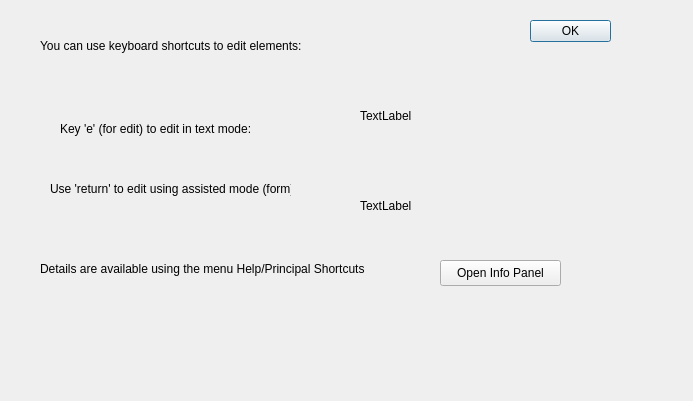
lbellonda/qxmledit, file src/modules/style/infoonkeyboardshortcutsdialog.ui: the form before one commit.
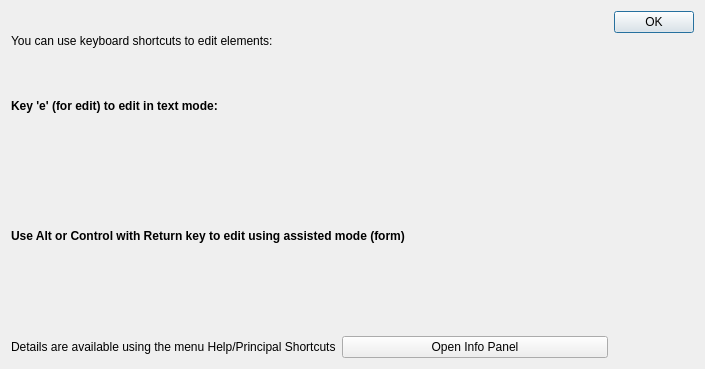
The form after the commit. Icons and pictures are not drawn.

Patch:
```diff
--- a/src/modules/style/infoonkeyboardshortcutsdialog.ui
+++ b/src/modules/style/infoonkeyboardshortcutsdialog.ui
@@ -6,8 +6,8 @@
    <rect>
     <x>0</x>
     <y>0</y>
-    <width>693</width>
-    <height>401</height>
+    <width>705</width>
+    <height>369</height>
    </rect>
   </property>
   <property name="windowTitle">
@@ -17,113 +17,127 @@
    <iconset resource="../../risorse.qrc">
     <normaloff>:/icon/images/icon.png</normaloff>:/icon/images/icon.png</iconset>
   </property>
-  <widget class="QDialogButtonBox" name="buttonBox">
-   <property name="geometry">
-    <rect>
-     <x>530</x>
-     <y>20</y>
-     <width>81</width>
-     <height>51</height>
-    </rect>
-   </property>
-   <property name="orientation">
-    <enum>Qt::Vertical</enum>
-   </property>
-   <property name="standardButtons">
-    <set>QDialogButtonBox::Ok</set>
-   </property>
-  </widget>
+  <layout class="QHBoxLayout" name="horizontalLayout_4">
+   <item>
+    <layout class="QVBoxLayout" name="verticalLayout">
+     <item>
   <widget class="QLabel" name="label">
-   <property name="geometry">
-    <rect>
-     <x>40</x>
-     <y>20</y>
-     <width>381</width>
-     <height>51</height>
-    </rect>
-   </property>
    <property name="text">
     <string>You can use keyboard shortcuts to edit elements:</string>
    </property>
   </widget>
+     </item>
+     <item>
   <widget class="QLabel" name="label_2">
-   <property name="geometry">
-    <rect>
-     <x>60</x>
-     <y>120</y>
-     <width>241</width>
-     <height>18</height>
-    </rect>
+       <property name="font">
+        <font>
+         <weight>75</weight>
+         <bold>true</bold>
+        </font>
    </property>
    <property name="text">
     <string>Key 'e' (for edit) to edit in text mode:</string>
    </property>
   </widget>
-  <widget class="QLabel" name="label_3">
-   <property name="geometry">
-    <rect>
-     <x>50</x>
-     <y>180</y>
-     <width>241</width>
-     <height>18</height>
-    </rect>
-   </property>
-   <property name="text">
-    <string>Use 'return' to edit using assisted mode (form)</string>
-   </property>
-  </widget>
+     </item>
+     <item>
+      <layout class="QHBoxLayout" name="horizontalLayout">
+       <item>
+        <spacer name="horizontalSpacer">
+         <property name="orientation">
+          <enum>Qt::Horizontal</enum>
+         </property>
+         <property name="sizeHint" stdset="0">
+          <size>
+           <width>40</width>
+           <height>20</height>
+          </size>
+         </property>
+        </spacer>
+       </item>
+       <item>
   <widget class="QLabel" name="label_4">
-   <property name="geometry">
-    <rect>
-     <x>360</x>
-     <y>90</y>
-     <width>141</width>
-     <height>51</height>
-    </rect>
-   </property>
+         <property name="text">
+          <string/>
+         </property>
+         <property name="pixmap">
+          <pixmap resource="../../risorse.qrc">:/help/images/sample.editor.png</pixmap>
+         </property>
+        </widget>
+       </item>
+      </layout>
+     </item>
+     <item>
+      <widget class="QLabel" name="label_3">
+       <property name="font">
+        <font>
+         <weight>75</weight>
+         <bold>true</bold>
+        </font>
+       </property>
    <property name="text">
-    <string>TextLabel</string>
-   </property>
-  </widget>
+        <string>Use Alt or Control with Return key to edit using assisted mode (form)</string>
+       </property>
+      </widget>
+     </item>
+     <item>
+      <layout class="QHBoxLayout" name="horizontalLayout_2">
+       <item>
+        <spacer name="horizontalSpacer_2">
+         <property name="orientation">
+          <enum>Qt::Horizontal</enum>
+         </property>
+         <property name="sizeHint" stdset="0">
+          <size>
+           <width>40</width>
+           <height>20</height>
+          </size>
+         </property>
+        </spacer>
+       </item>
+       <item>
+        <widget class="QLabel" name="label_6">
+         <property name="text">
+          <string/>
+         </property>
+         <property name="pixmap">
+          <pixmap resource="../../risorse.qrc">:/help/images/editor.form.png</pixmap>
+         </property>
+        </widget>
+       </item>
+      </layout>
+     </item>
+     <item>
+      <layout class="QHBoxLayout" name="horizontalLayout_3">
+       <item>
   <widget class="QLabel" name="label_5">
-   <property name="geometry">
-    <rect>
-     <x>40</x>
-     <y>260</y>
-     <width>381</width>
-     <height>18</height>
-    </rect>
-   </property>
    <property name="text">
     <string>Details are available using the menu Help/Principal Shortcuts</string>
    </property>
   </widget>
+       </item>
+       <item>
   <widget class="QPushButton" name="cmdOpenInfo">
-   <property name="geometry">
-    <rect>
-     <x>440</x>
-     <y>260</y>
-     <width>121</width>
-     <height>26</height>
-    </rect>
-   </property>
    <property name="text">
     <string>Open Info Panel</string>
    </property>
   </widget>
-  <widget class="QLabel" name="label_6">
-   <property name="geometry">
-    <rect>
-     <x>360</x>
-     <y>180</y>
-     <width>141</width>
-     <height>51</height>
-    </rect>
-   </property>
-   <property name="text">
-    <string>TextLabel</string>
-   </property>
-  </widget>
+       </item>
+      </layout>
+     </item>
+    </layout>
+   </item>
+   <item>
+    <widget class="QDialogButtonBox" name="buttonBox">
+     <property name="orientation">
+      <enum>Qt::Vertical</enum>
+     </property>
+     <property name="standardButtons">
+      <set>QDialogButtonBox::Ok</set>
+     </property>
+    </widget>
+   </item>
+  </layout>
  </widget>
  <resources>
   <include location="../../risorse.qrc"/>
```
Lines whose indentation alone changed are shown as unchanged.
